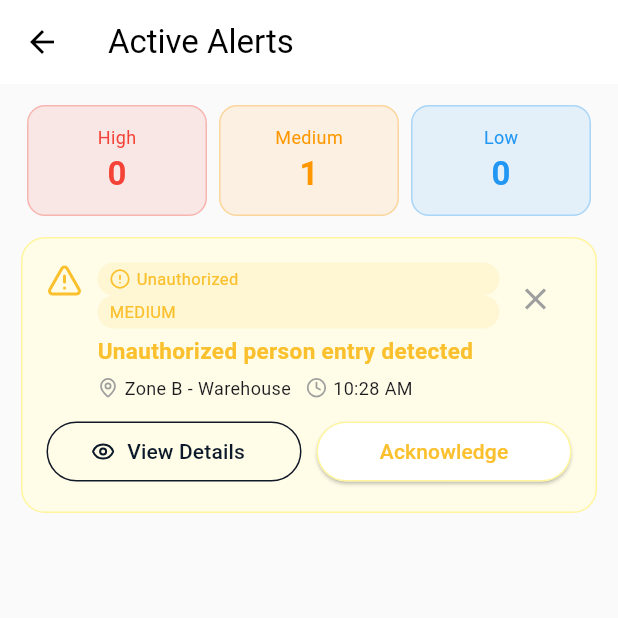
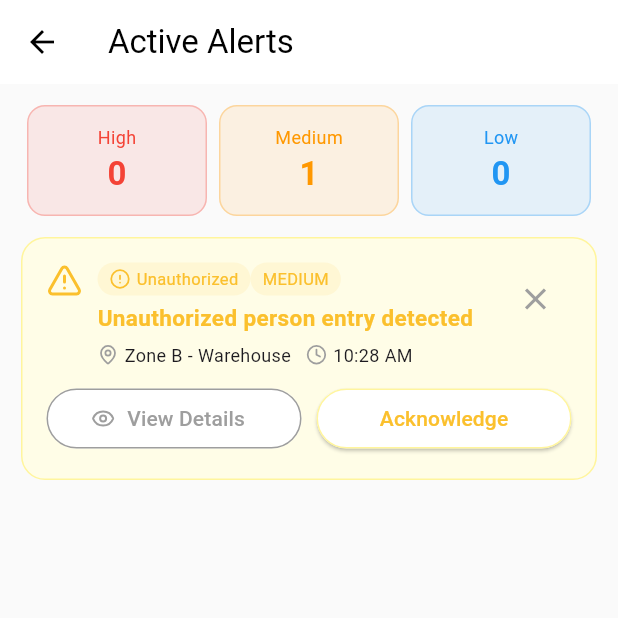
Before and after one commit to adkdeve/fyp, a Flutter app: the AlertsView screen opened by its route, after a tap on the "close" icon, on a phone screen of 412 x 824 dp, the top half of it. Run offline on Flutter 3.47's test engine with Material 3 defaults, Android fonts, the phone set to English and light mode, and no system bars; our stand-ins replace cached_network_image, connectivity_plus, firebase_auth, fl_chart, flutter_easyloading, flutter_screenutil and 6 more; missing offline and left inert: open_settings_plus; accounts and stored records are empty; network calls fail.

Commit message:
Refactor navigation and add system UI overlay styles
Replaced named route navigation with direct Get.to() and bindings for detail/profile/settings-related screens. Added AnnotatedRegion<SystemUiOverlayStyle> to main views for improved status bar appearance. Cleaned up unused code and improved controller bindings in main_binding.dart and app_binding.dart.

```diff
--- a/lib/app/modules/main/alerts/views/alerts_view.dart
+++ b/lib/app/modules/main/alerts/views/alerts_view.dart
@@ -1,4 +1,5 @@
 import 'package:flutter/material.dart';
+import 'package:flutter/services.dart';
 import 'package:get/get.dart';
 import 'package:intl/intl.dart';
 import 'package:lucide_icons_flutter/lucide_icons.dart';
@@ -10,7 +11,12 @@ class AlertsView extends StatelessWidget {
 
   @override
   Widget build(BuildContext context) {
-    return Scaffold(
+    return AnnotatedRegion<SystemUiOverlayStyle>(
+      value: SystemUiOverlayStyle.light.copyWith(
+          statusBarIconBrightness: Brightness.dark,
+          statusBarColor: Colors.grey.shade50
+      ),
+      child: Scaffold(
         backgroundColor: Colors.grey.shade50,
         appBar: AppBar(
           title: const Text("Active Alerts"),
@@ -34,6 +40,7 @@ class AlertsView extends StatelessWidget {
             ),
           );
         }),
+      ),
     );
   }
 
@@ -123,6 +130,11 @@ class AlertsView extends StatelessWidget {
             children: [
               Expanded(
                 child: OutlinedButton.icon(
+                  style: ElevatedButton.styleFrom(
+                    backgroundColor: Colors.white,
+                    side: BorderSide(color: Colors.grey),
+                    foregroundColor: Colors.grey,
+                  ),
                   icon: const Icon(LucideIcons.eye, size: 16),
                   label: const Text("View Details"),
                   onPressed: () => controller.viewDetails(alert),
@@ -149,8 +161,7 @@ class AlertsView extends StatelessWidget {
 
   // 🏷 Badge Row (Type + Severity)
   Widget _badgeRow(ViolationModel alert, Map<String, dynamic> config) {
-    return Wrap(
-      spacing: 6,
+    return Row(
         children: [
           _badge(
             icon: _getTypeIcon(alert.type),
--- a/lib/app/modules/main/bindings/main_binding.dart
+++ b/lib/app/modules/main/bindings/main_binding.dart
@@ -1,3 +1,8 @@
+import 'package:construction_safety/app/modules/main/alerts/controllers/alerts_controller.dart';
+import 'package:construction_safety/app/modules/main/analytics/controllers/analytics_controller.dart';
+import 'package:construction_safety/app/modules/main/dashboard/controllers/dashboard_controller.dart';
+import 'package:construction_safety/app/modules/main/history/controllers/history_controller.dart';
+import 'package:construction_safety/app/modules/main/settings/controllers/settings_controller.dart';
 import 'package:get/get.dart';
 import '../controllers/main_controller.dart';
 
@@ -7,5 +12,20 @@ class MainBinding extends Bindings {
     Get.lazyPut<MainController>(
       () => MainController(),
     );
+    Get.lazyPut<DashboardController>(
+      () => DashboardController(),
+    );
+    Get.lazyPut<AlertsController>(
+      () => AlertsController(),
+    );
+    Get.lazyPut<HistoryController>(
+      () => HistoryController(),
+    );
+    Get.lazyPut<AnalyticsController>(
+      () => AnalyticsController(),
+    );
+    Get.lazyPut<SettingsController>(
+      () => SettingsController(),
+    );
   }
 }
--- a/lib/app/modules/main/violation_detail/controllers/violation_detail_controller.dart
+++ b/lib/app/modules/main/violation_detail/controllers/violation_detail_controller.dart
@@ -25,7 +25,6 @@ class ViolationDetailController extends GetxController {
       Get.back(); // Navigate back if no violation provided
     }
   }
-
 
   void handleResolve() {
     if (selectedViolation.value != null) {
--- a/lib/app/routes/app_pages.dart
+++ b/lib/app/routes/app_pages.dart
@@ -1,5 +1,4 @@
 import 'package:get/get.dart';
-
 import '../modules/main/alerts/bindings/alerts_binding.dart';
 import '../modules/main/alerts/views/alerts_view.dart';
 import '../modules/main/analytics/bindings/analytics_binding.dart';
```
Also changed, not shown: lib/app/modules/main/alerts/controllers/alerts_controller.dart (+8 -1 lines), lib/app/modules/main/analytics/views/analytics_view.dart (+8 -1 lines), lib/app/modules/main/camera_feed/views/camera_feed_view.dart (+9 -1 lines), lib/app/modules/main/controllers/main_controller.dart (+0 -48 lines), lib/app/modules/main/dashboard/views/dashboard_view.dart (+9 -3 lines), lib/app/modules/main/history/views/history_view.dart (+8 -1 lines), lib/app/modules/main/settings/controllers/settings_controller.dart (+24 -5 lines), lib/app/modules/main/settings/views/settings_view.dart (+13 -6 lines), lib/app/modules/main/views/main_view.dart (+0 -70 lines), lib/binding/app_binding.dart (+4 -5 lines). Lines whose indentation alone changed are shown as unchanged.
